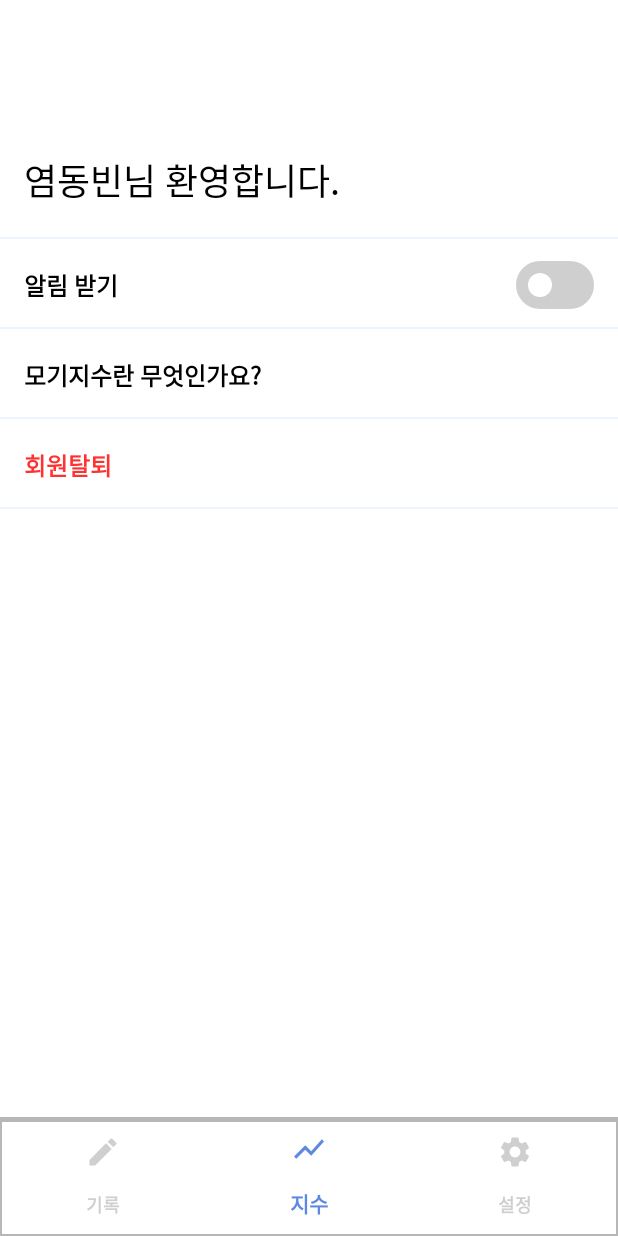
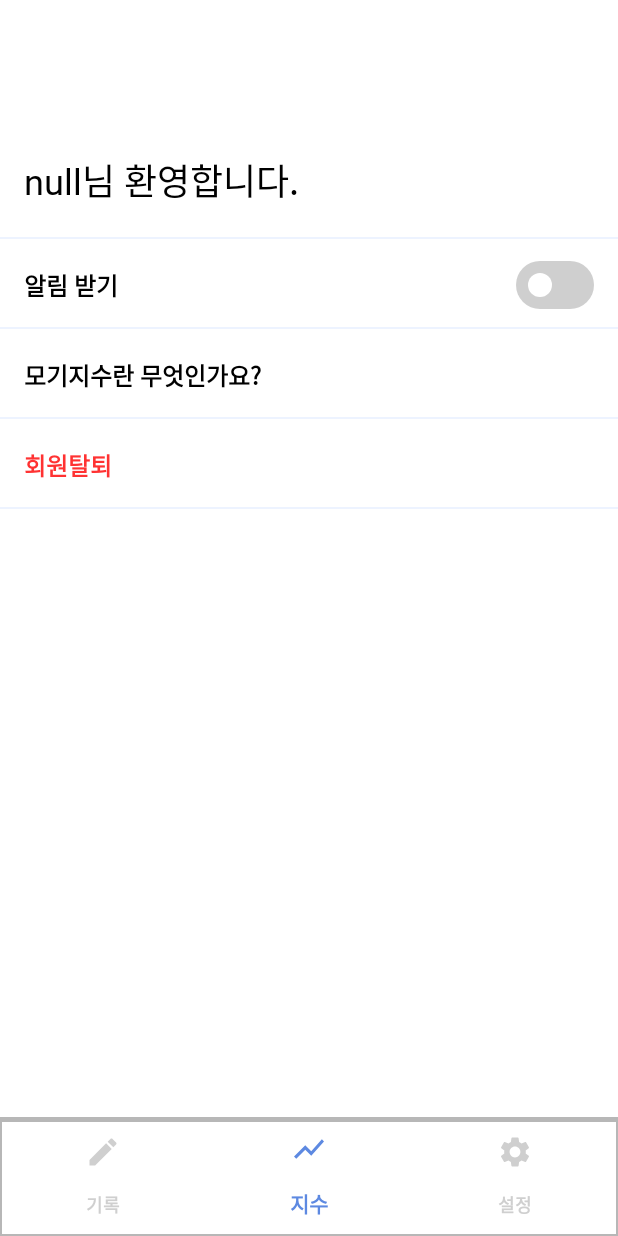
Before and after one commit to dongbin98/Mosquito, an Android app: the fragment SettingFragment placed in its activity, on a phone screen of 412 x 824 dp. Run offline under Robolectric (Android 15) with nearby library versions, the phone set to English and light mode, and no system bars; our stand-ins replace data binding; libraries missing offline, so code that uses them is left out: com.github.mikephil.charting, com.kakao.sdk.

Commit message:
2023.11.11(토) / 회원정보 제대로 보이게

```diff
--- a/app/src/main/java/com/bonghwan/mosquito/ui/home/SettingFragment.kt
+++ b/app/src/main/java/com/bonghwan/mosquito/ui/home/SettingFragment.kt
@@ -7,9 +7,13 @@ import android.view.View
 import android.view.ViewGroup
 import com.bonghwan.mosquito.R
 import com.bonghwan.mosquito.core.BaseFragment
+import com.bonghwan.mosquito.data.models.LoginManager
 import com.bonghwan.mosquito.databinding.FragmentSettingBinding
 
 class SettingFragment : BaseFragment<FragmentSettingBinding>(R.layout.fragment_setting) {
     override fun init() {
+        binding.apply {
+            account = LoginManager.getCurrentUser()?.account
+        }
     }
 }
--- a/app/src/main/res/layout/fragment_setting.xml
+++ b/app/src/main/res/layout/fragment_setting.xml
@@ -2,6 +2,13 @@
 <layout xmlns:android="http://schemas.android.com/apk/res/android"
     xmlns:app="http://schemas.android.com/apk/res-auto"
     xmlns:tools="http://schemas.android.com/tools">
+
+    <data>
+        <variable
+            name="account"
+            type="com.bonghwan.mosquito.data.models.Account" />
+
+    </data>
 
     <androidx.constraintlayout.widget.ConstraintLayout
         android:layout_width="match_parent"
@@ -23,7 +30,7 @@
                 android:layout_margin="16dp"
                 android:background="@null"
                 android:fontFamily="@font/pretendard_semibold"
-                android:text="염동빈님 환영합니다."
+                android:text="@{account.name + `님 환영합니다.`}"
                 android:textColor="@color/black"
                 android:textSize="24sp"
                 app:layout_constraintBottom_toBottomOf="parent"
```
